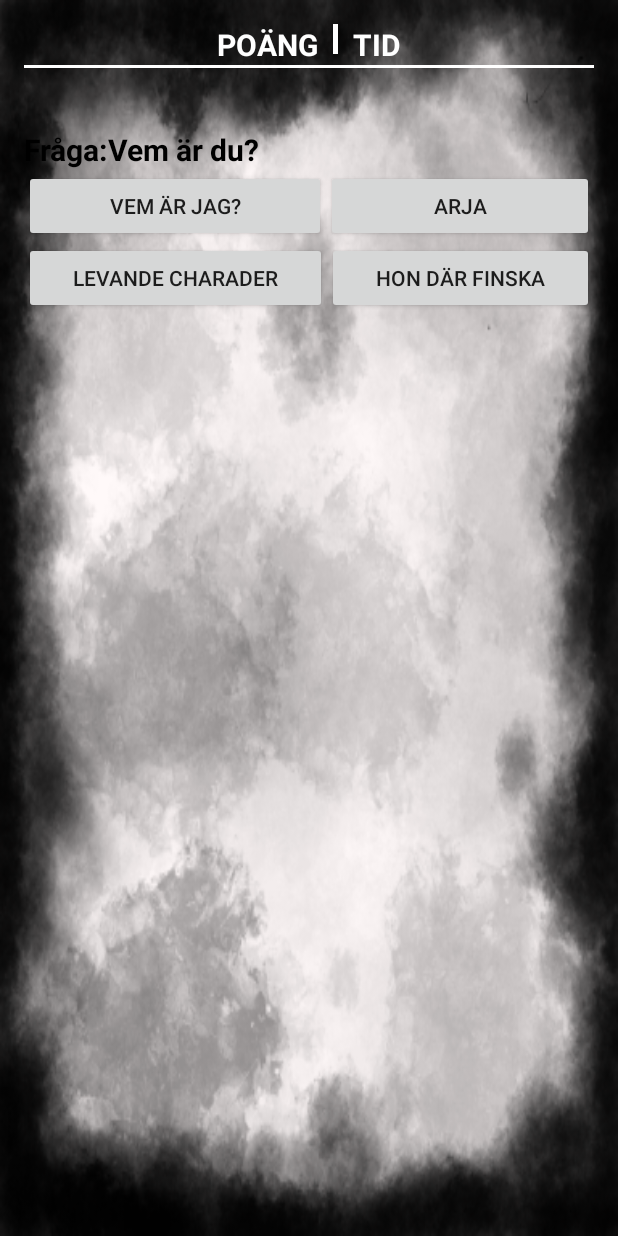
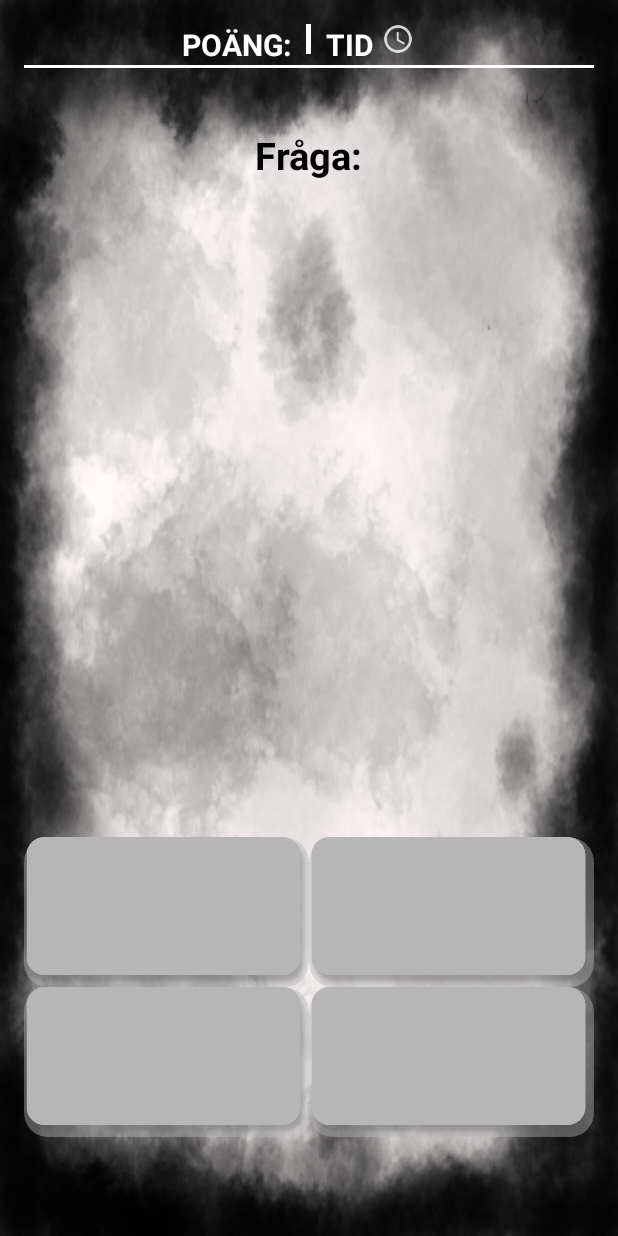
Before and after one commit to J4k08/QuizAppProject, an Android app: the layout activity_game.xml on its own in the app's theme, with its tools: preview values and no code run, on a phone screen of 412 x 824 dp. Run offline under Robolectric (Android 15) with nearby library versions, the phone set to English and light mode, and no system bars.

Commit message:
fixed activity_game according to agreement in group

```diff
--- a/app/src/main/res/layout/activity_game.xml
+++ b/app/src/main/res/layout/activity_game.xml
@@ -11,30 +11,53 @@
     android:paddingTop="@dimen/activity_vertical_margin"
     tools:context="com.example.jakobhaglof.quizapp.GameActivity">
 
+    <RelativeLayout
+        android:id="@+id/pointsAndTime"
+        android:layout_width="match_parent"
+        android:layout_height="wrap_content">
+
         <LinearLayout
-        android:id="@+id/pointsAndTime"
             android:layout_width="wrap_content"
             android:layout_height="wrap_content"
-        android:layout_centerHorizontal="true">
+            android:layout_toLeftOf="@+id/littleView"
+            android:layout_toStartOf="@+id/littleView">
 
             <TextView
                 android:id="@+id/points"
                 android:layout_width="wrap_content"
                 android:layout_height="wrap_content"
-        android:text="POÄNG"
+                android:text="@string/score"
                 android:textColor="@color/textColorWhite"
                 android:textSize="20sp"
                 android:textStyle="bold" />
 
+            <TextView
+                android:id="@+id/setPoints"
+                android:layout_width="wrap_content"
+                android:layout_height="wrap_content"
+                android:text=""
+                android:textColor="@color/textColorWhite"
+                android:textSize="20sp"
+                android:textStyle="bold" />
+        </LinearLayout>
+
         <View
+            android:id="@+id/littleView"
             android:layout_width="3dp"
             android:layout_height="20dp"
-            android:background="@android:color/white"
+            android:layout_centerHorizontal="true"
+            android:layout_marginEnd="10dp"
             android:layout_marginStart="10dp"
-            android:layout_marginEnd="10dp" />
+            android:background="@android:color/white" />
+
+        <LinearLayout
+            android:layout_width="wrap_content"
+            android:layout_height="wrap_content"
+            android:layout_toEndOf="@+id/littleView"
+            android:layout_toRightOf="@+id/littleView">
 
             <TextView
-            android:id="@+id/questionTime"
+                android:id="@+id/setQuestionTime"
                 android:layout_width="wrap_content"
                 android:layout_height="wrap_content"
                 android:text="TID"
@@ -42,7 +65,16 @@
                 android:textSize="20sp"
                 android:textStyle="bold" />
 
+            <ImageView
+                android:src="@drawable/ic_timer"
+                android:id="@+id/timer"
+                android:layout_width="wrap_content"
+                android:layout_height="20dp" />
+
+
         </LinearLayout>
+
+    </RelativeLayout>
 
 
     <View
@@ -54,8 +86,9 @@
 
     <LinearLayout
         android:id="@+id/gameHead"
-        android:layout_width="match_parent"
-        android:layout_height="wrap_content">
+        android:layout_width="wrap_content"
+        android:layout_height="wrap_content"
+        android:layout_centerHorizontal="true">
 
         <TextView
             android:id="@+id/categoryHead"
@@ -64,65 +97,100 @@
             android:paddingTop="70dp"
             android:text="@string/question_head"
             android:textColor="@color/textColorBlack"
-            android:textSize="20sp"
+            android:textSize="25sp"
             android:textStyle="bold" />
+
+    </LinearLayout>
+
+    <LinearLayout
+        android:layout_width="wrap_content"
+        android:layout_height="wrap_content"
+        android:layout_below="@+id/gameHead"
+        android:layout_centerHorizontal="true">
 
         <TextView
             android:id="@+id/setQuestion"
             android:layout_width="wrap_content"
             android:layout_height="wrap_content"
             android:paddingTop="70dp"
-            android:text="Vem är du?"
+            android:text=""
             android:textColor="@color/textColorBlack"
             android:textSize="20sp"
             android:textStyle="bold" />
     </LinearLayout>
 
+
+    <RelativeLayout
+        android:id="@+id/buttonRel1"
+        android:layout_width="match_parent"
+        android:layout_height="wrap_content"
+        android:layout_above="@+id/buttonRel2">
+
         <LinearLayout
             android:id="@+id/buttonLine1"
             android:layout_width="match_parent"
-        android:layout_height="wrap_content"
-        android:layout_below="@+id/gameHead">
+            android:layout_height="100dp">
+
 
             <Button
                 android:id="@+id/btnChoice1"
-            android:layout_width="wrap_content"
-            android:layout_height="wrap_content"
+                android:layout_width="match_parent"
+                android:layout_height="match_parent"
                 android:layout_weight="1"
+                android:background="@drawable/btn"
                 android:onClick="categoryBoxes"
-            android:text="Vem är jag?" />
+                android:text=""
+                android:textStyle="bold" />
 
             <Button
                 android:id="@+id/btnChoice2"
-            android:layout_width="wrap_content"
+                android:layout_width="match_parent"
+                android:layout_height="match_parent"
+                android:layout_weight="1"
+                android:background="@drawable/btn"
+                android:onClick="categoryBoxes"
+                android:text=""
+                android:textStyle="bold" />
+
+
+        </LinearLayout>
+
+    </RelativeLayout>
+
+    <RelativeLayout
+        android:id="@+id/buttonRel2"
+        android:layout_width="match_parent"
         android:layout_height="wrap_content"
-            android:layout_weight="1"
-            android:onClick="categoryBoxes"
-            android:text="Arja" />
-    </LinearLayout>
+        android:layout_alignParentBottom="true"
+        android:paddingBottom="50dp">
 
         <LinearLayout
             android:id="@+id/buttonLine2"
             android:layout_width="match_parent"
-        android:layout_height="wrap_content"
-        android:layout_below="@+id/buttonLine1">
+            android:layout_height="100dp">
 
             <Button
                 android:id="@+id/btnChoice3"
-            android:layout_width="wrap_content"
-            android:layout_height="wrap_content"
+                android:layout_width="match_parent"
+                android:layout_height="match_parent"
                 android:layout_weight="1"
+                android:background="@drawable/btn"
                 android:onClick="categoryBoxes"
-            android:text="Levande charader" />
+                android:text=""
+                android:textStyle="bold" />
 
             <Button
                 android:id="@+id/btnChoice4"
-            android:layout_width="wrap_content"
-            android:layout_height="wrap_content"
+                android:layout_width="match_parent"
+                android:layout_height="match_parent"
                 android:layout_weight="1"
+                android:background="@drawable/btn"
                 android:onClick="categoryBoxes"
-            android:text="hon där finska" />
+                android:text=""
+                android:textStyle="bold" />
+
         </LinearLayout>
 
+    </RelativeLayout>
 
 </RelativeLayout>
--- a/app/src/main/res/values/strings.xml
+++ b/app/src/main/res/values/strings.xml
@@ -46,7 +46,7 @@
     <string name="my_questions">Mina frågor</string>
 
     <string name="chooseCategory">Välj kategori:</string>
-    <string name="bajs">BAJS</string>
+    <string name="score">POÄNG: </string>
 
     <string-array name="categories">
         <item>Film &amp; TV</item>
```
Also changed, not shown: app/src/main/res/drawable-hdpi/ic_timer.png (added), app/src/main/res/drawable-mdpi/ic_timer.png (added), app/src/main/res/drawable-xhdpi/ic_timer.png (added), app/src/main/res/drawable-xxhdpi/ic_timer.png (added), app/src/main/res/drawable-xxxhdpi/btn.png (added), app/src/main/res/drawable/back.png (deleted), app/src/main/res/drawable/highscores.png (deleted), app/src/main/res/drawable/home.png (deleted), app/src/main/res/drawable/info.png (deleted), app/src/main/res/drawable/play.png (deleted), app/src/main/res/drawable/settings.png (deleted). Lines whose indentation alone changed are shown as unchanged.
